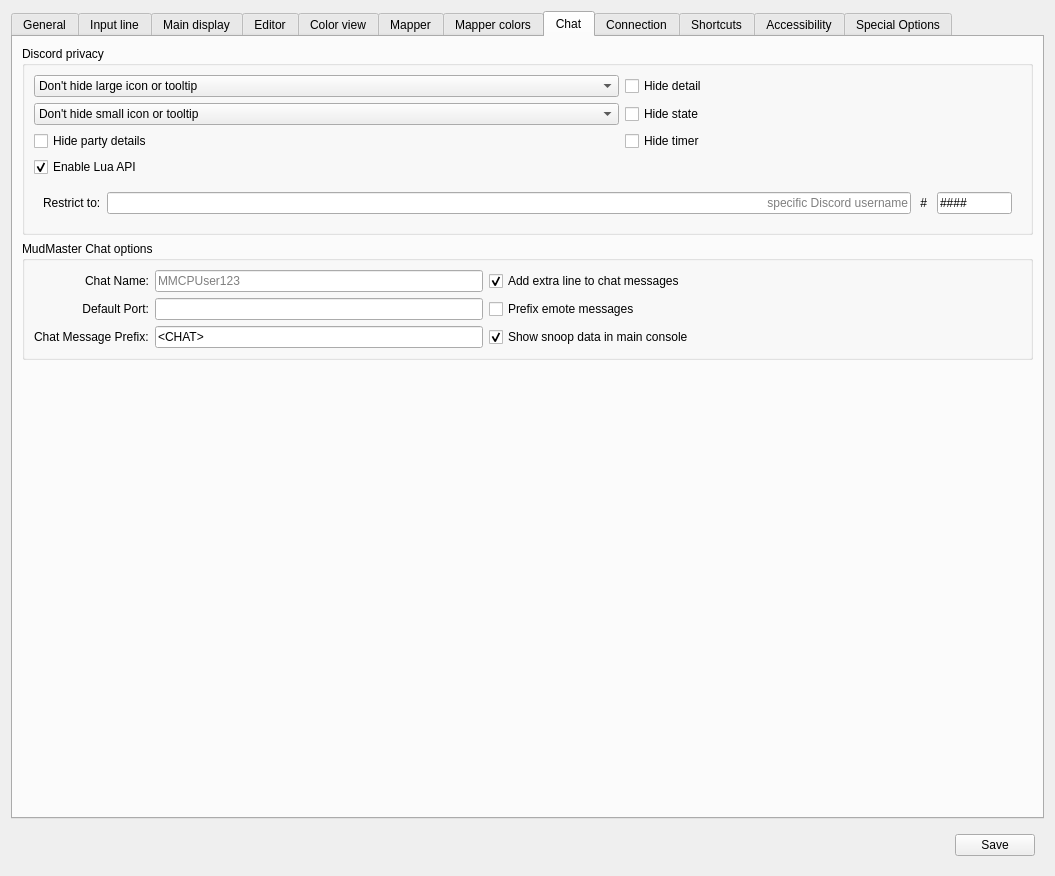
Old version of the form src/ui/profile_preferences.ui in the repository Mudlet/Mudlet.
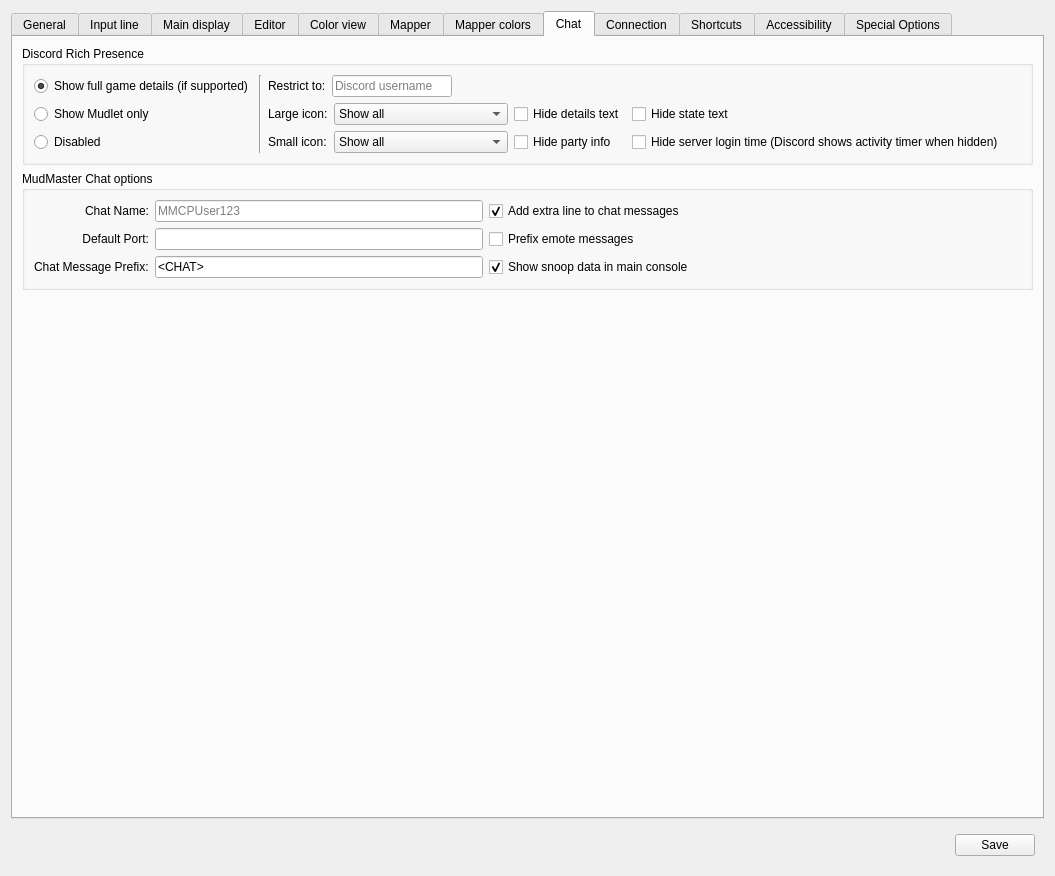
New version of the form. The open tabs and pages were chosen to show the change. Icons and pictures are not drawn. Custom widgets are drawn as their Qt base class.

Commit message: improve: Give players full control over Discord Rich Presence (#9116)

```diff
--- a/src/ui/profile_preferences.ui
+++ b/src/ui/profile_preferences.ui
@@ -3459,160 +3459,222 @@
        <item>
         <widget class="QGroupBox" name="groupBox_discordPrivacy">
          <property name="title">
-          <string>Discord privacy</string>
+          <string>Discord Rich Presence</string>
          </property>
-         <layout class="QGridLayout" name="gridLayout_groupBox_discordPrivacy" columnstretch="2,1,1,1">
-          <item row="0" column="0" colspan="2">
-           <widget class="QComboBox" name="comboBox_discordLargeIconPrivacy">
-            <item>
-             <property name="text">
-              <string>Don't hide large icon or tooltip</string>
-             </property>
-            </item>
-            <item>
-             <property name="text">
-              <string>Hide large icon tooltip</string>
-             </property>
-            </item>
-            <item>
-             <property name="text">
-              <string>Hide large icon and tooltip</string>
-             </property>
-            </item>
-           </widget>
-          </item>
-          <item row="0" column="2" colspan="2">
-           <widget class="QCheckBox" name="checkBox_discordServerAccessToDetail">
+         <layout class="QGridLayout" name="gridLayout_groupBox_discordRichPresence">
+          <item row="0" column="0">
+           <widget class="QRadioButton" name="radioButton_discordGameDetails">
             <property name="text">
-             <string>Hide detail</string>
-            </property>
-           </widget>
-          </item>
-          <item row="1" column="0" colspan="2">
-           <widget class="QComboBox" name="comboBox_discordSmallIconPrivacy">
-            <item>
-             <property name="text">
-              <string>Don't hide small icon or tooltip</string>
-             </property>
-            </item>
-            <item>
-             <property name="text">
-              <string>Hide small icon tooltip</string>
-             </property>
-            </item>
-            <item>
-             <property name="text">
-              <string>Hide small icon and tooltip</string>
-             </property>
-            </item>
-           </widget>
-          </item>
-          <item row="1" column="2" colspan="2">
-           <widget class="QCheckBox" name="checkBox_discordServerAccessToState">
-            <property name="text">
-             <string>Hide state</string>
-            </property>
-           </widget>
-          </item>
-          <item row="2" column="0" colspan="2">
-           <widget class="QCheckBox" name="checkBox_discordServerAccessToPartyInfo">
-            <property name="text">
-             <string>Hide party details</string>
-            </property>
-           </widget>
-          </item>
-          <item row="2" column="2" colspan="2">
-           <widget class="QCheckBox" name="checkBox_discordServerAccessToTimerInfo">
-            <property name="text">
-             <string>Hide timer</string>
-            </property>
-           </widget>
-          </item>
-          <item row="3" column="0" colspan="3">
-           <widget class="QCheckBox" name="checkBox_discordLuaAPI">
-            <property name="toolTip">
-             <string>&lt;p&gt;Allow Lua to set Discord status.&lt;/p&gt;</string>
-            </property>
-            <property name="text">
-             <string>Enable Lua API</string>
+             <string>Show full game details (if supported)</string>
             </property>
             <property name="checked">
              <bool>true</bool>
             </property>
            </widget>
           </item>
-          <item row="4" column="0" colspan="4">
-           <widget class="QWidget" name="widget_discordUser" native="true">
-            <property name="enabled">
-             <bool>true</bool>
+          <item row="1" column="0">
+           <widget class="QRadioButton" name="radioButton_discordMudletOnly">
+            <property name="text">
+             <string>Show Mudlet only</string>
             </property>
-            <property name="toolTip">
-             <string>&lt;p&gt;Mudlet will only show Rich Presence information while you use this Discord username (useful if you have multiple Discord accounts). Leave empty to show it for any Discord account you log in to.&lt;/p&gt;</string>
+            <attribute name="buttonGroup">
+             <string notr="true">buttonGroup_discordMode</string>
+            </attribute>
+           </widget>
+          </item>
+          <item row="2" column="0">
+           <widget class="QRadioButton" name="radioButton_discordDisabled">
+            <property name="text">
+             <string>Disabled</string>
             </property>
-            <layout class="QHBoxLayout" name="horizontalLayout_widget_discordUser">
-             <item>
-              <widget class="QLabel" name="label_discordUserName">
+            <attribute name="buttonGroup">
+             <string notr="true">buttonGroup_discordMode</string>
+            </attribute>
+           </widget>
+          </item>
+          <item row="0" column="1" rowspan="3">
+           <widget class="QFrame" name="frame_discordDivider">
+            <property name="frameShape">
+             <enum>QFrame::Shape::VLine</enum>
+            </property>
+            <property name="frameShadow">
+             <enum>QFrame::Shadow::Sunken</enum>
+            </property>
+           </widget>
+          </item>
+          <item row="0" column="2">
+           <layout class="QHBoxLayout">
+            <item>
+             <widget class="QLabel" name="label_discordUserName">
+              <property name="text">
+               <string>Restrict to:</string>
+              </property>
+              <property name="buddy">
+               <cstring>lineEdit_discordUserName</cstring>
+              </property>
+             </widget>
+            </item>
+            <item>
+             <widget class="QLineEdit" name="lineEdit_discordUserName">
+              <property name="sizePolicy">
+               <sizepolicy hsizetype="Fixed" vsizetype="Fixed">
+                <horstretch>0</horstretch>
+                <verstretch>0</verstretch>
+               </sizepolicy>
+              </property>
+              <property name="minimumSize">
+               <size>
+                <width>120</width>
+                <height>0</height>
+               </size>
+              </property>
+              <property name="maximumSize">
+               <size>
+                <width>120</width>
+                <height>16777215</height>
+               </size>
+              </property>
+              <property name="toolTip">
+               <string>&lt;p&gt;Mudlet will only show Rich Presence information while you use this Discord username (useful if you have multiple Discord accounts). Leave empty to show it for any Discord account you log in to. Discord usernames are always lowercase.&lt;/p&gt;</string>
+              </property>
+              <property name="placeholderText">
+               <string>Discord username</string>
+              </property>
+              <property name="clearButtonEnabled">
+               <bool>true</bool>
+              </property>
+             </widget>
+            </item>
+            <item>
+             <widget class="QLabel" name="label_discordCurrentUser">
+              <property name="text">
+               <string notr="true"/>
+              </property>
+             </widget>
+            </item>
+            <item>
+             <spacer>
+              <property name="orientation">
+               <enum>Qt::Orientation::Horizontal</enum>
+              </property>
+              <property name="sizeHint" stdset="0">
+               <size>
+                <width>20</width>
+                <height>20</height>
+               </size>
+              </property>
+             </spacer>
+            </item>
+           </layout>
+          </item>
+          <item row="1" column="2" rowspan="2">
+           <layout class="QGridLayout" name="gridLayout_discordPrivacyControls">
+            <item row="0" column="0">
+             <widget class="QLabel" name="label_discordLargeIcon">
+              <property name="text">
+               <string>Large icon:</string>
+              </property>
+             </widget>
+            </item>
+            <item row="0" column="1">
+             <widget class="QComboBox" name="comboBox_discordLargeIconPrivacy">
+              <property name="sizeAdjustPolicy">
+               <enum>QComboBox::SizeAdjustPolicy::AdjustToContentsOnFirstShow</enum>
+              </property>
+              <property name="minimumContentsLength">
+               <number>18</number>
+              </property>
+              <item>
                <property name="text">
-                <string>Restrict to:</string>
+                <string>Show all</string>
                </property>
-               <property name="buddy">
-                <cstring>lineEdit_discordUserName</cstring>
+              </item>
+              <item>
+               <property name="text">
+                <string>Hide tooltip</string>
                </property>
-              </widget>
-             </item>
-             <item>
-              <widget class="QLineEdit" name="lineEdit_discordUserName">
-               <property name="toolTip">
-                <string>&lt;p&gt;Mudlet will only show Rich Presence information while you use this Discord username (useful if you have multiple Discord accounts). Leave empty to show it for any Discord account you log in to.&lt;/p&gt;</string>
+              </item>
+              <item>
+               <property name="text">
+                <string>Hide tooltip and icon</string>
                </property>
-               <property name="alignment">
-                <set>Qt::AlignmentFlag::AlignRight|Qt::AlignmentFlag::AlignTrailing|Qt::AlignmentFlag::AlignVCenter</set>
+              </item>
+             </widget>
+            </item>
+            <item row="0" column="2">
+             <widget class="QCheckBox" name="checkBox_discordServerAccessToDetail">
+              <property name="text">
+               <string>Hide details text</string>
+              </property>
+             </widget>
+            </item>
+            <item row="0" column="3">
+             <widget class="QCheckBox" name="checkBox_discordServerAccessToState">
+              <property name="text">
+               <string>Hide state text</string>
+              </property>
+             </widget>
+            </item>
+            <item row="0" column="4">
+             <spacer>
+              <property name="orientation">
+               <enum>Qt::Orientation::Horizontal</enum>
+              </property>
+              <property name="sizeHint" stdset="0">
+               <size>
+                <width>20</width>
+                <height>20</height>
+               </size>
+              </property>
+             </spacer>
+            </item>
+            <item row="1" column="0">
+             <widget class="QLabel" name="label_discordSmallIcon">
+              <property name="text">
+               <string>Small icon:</string>
+              </property>
+             </widget>
+            </item>
+            <item row="1" column="1">
+             <widget class="QComboBox" name="comboBox_discordSmallIconPrivacy">
+              <property name="sizeAdjustPolicy">
+               <enum>QComboBox::SizeAdjustPolicy::AdjustToContentsOnFirstShow</enum>
+              </property>
+              <property name="minimumContentsLength">
+               <number>18</number>
+              </property>
+              <item>
+               <property name="text">
+                <string>Show all</string>
                </property>
-               <property name="placeholderText">
-                <string>specific Discord username</string>
+              </item>
+              <item>
+               <property name="text">
+                <string>Hide tooltip</string>
                </property>
-               <property name="clearButtonEnabled">
-                <bool>true</bool>
-               </property>
-              </widget>
-             </item>
-             <item>
-              <widget class="QLabel" name="label_discordUserDiscriminator">
-               <property name="toolTip">
-                <string>&lt;p&gt;Mudlet will only show Rich Presence information while you use this Discord username (useful if you have multiple Discord accounts). Leave empty to show it for any Discord account you log in to.&lt;/p&gt;</string>
-               </property>
+              </item>
+              <item>
                <property name="text">
-                <string notr="true"> # </string>
+                <string>Hide tooltip and icon</string>
                </property>
-              </widget>
-             </item>
-             <item>
-              <widget class="QLineEdit" name="lineEdit_discordUserDiscriminator">
-               <property name="maximumSize">
-                <size>
-                 <width>75</width>
-                 <height>16777215</height>
-                </size>
-               </property>
-               <property name="toolTip">
-                <string>&lt;p&gt;Mudlet will only show Rich Presence information while you use this Discord username (useful if you have multiple Discord accounts). Leave empty to show it for any Discord account you log in to.&lt;/p&gt;</string>
-               </property>
-               <property name="inputMethodHints">
-                <set>Qt::InputMethodHint::ImhDigitsOnly</set>
-               </property>
-               <property name="inputMask">
-                <string notr="true">9999;#</string>
-               </property>
-               <property name="maxLength">
-                <number>4</number>
-               </property>
-               <property name="clearButtonEnabled">
-                <bool>true</bool>
-               </property>
-              </widget>
-             </item>
-            </layout>
-           </widget>
+              </item>
+             </widget>
+            </item>
+            <item row="1" column="2">
+             <widget class="QCheckBox" name="checkBox_discordServerAccessToPartyInfo">
+              <property name="text">
+               <string>Hide party info</string>
+              </property>
+             </widget>
+            </item>
+            <item row="1" column="3">
+             <widget class="QCheckBox" name="checkBox_discordServerAccessToTimerInfo">
+              <property name="text">
+               <string>Hide server login time (Discord shows activity timer when hidden)</string>
+              </property>
+             </widget>
+            </item>
+           </layout>
           </item>
          </layout>
         </widget>
@@ -3622,7 +3684,7 @@
          <property name="title">
           <string>MudMaster Chat options</string>
          </property>
-         <layout class="QGridLayout" name="gridLayout">
+         <layout class="QGridLayout" name="gridLayout_groupBox_MMCPOptions">
           <item row="3" column="6">
            <widget class="QCheckBox" name="checkBox_mmcpSnoopInMainConsole">
             <property name="toolTip">
```
Left out of the diff: 13 changed lines with no effect on the pictures. The commit also changes 18 other files.
